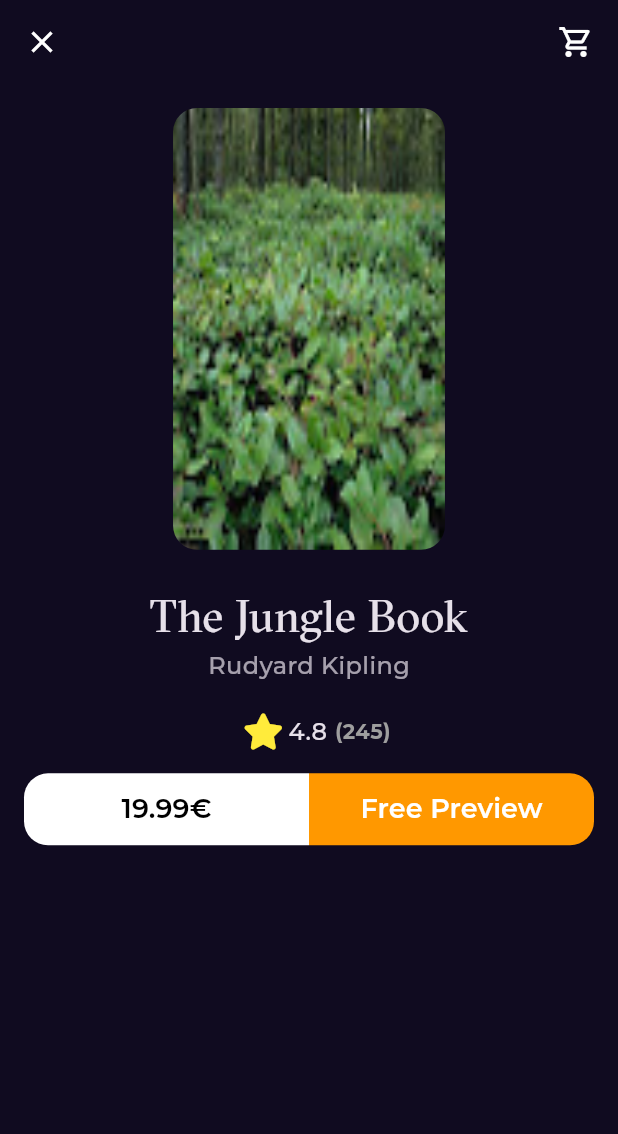
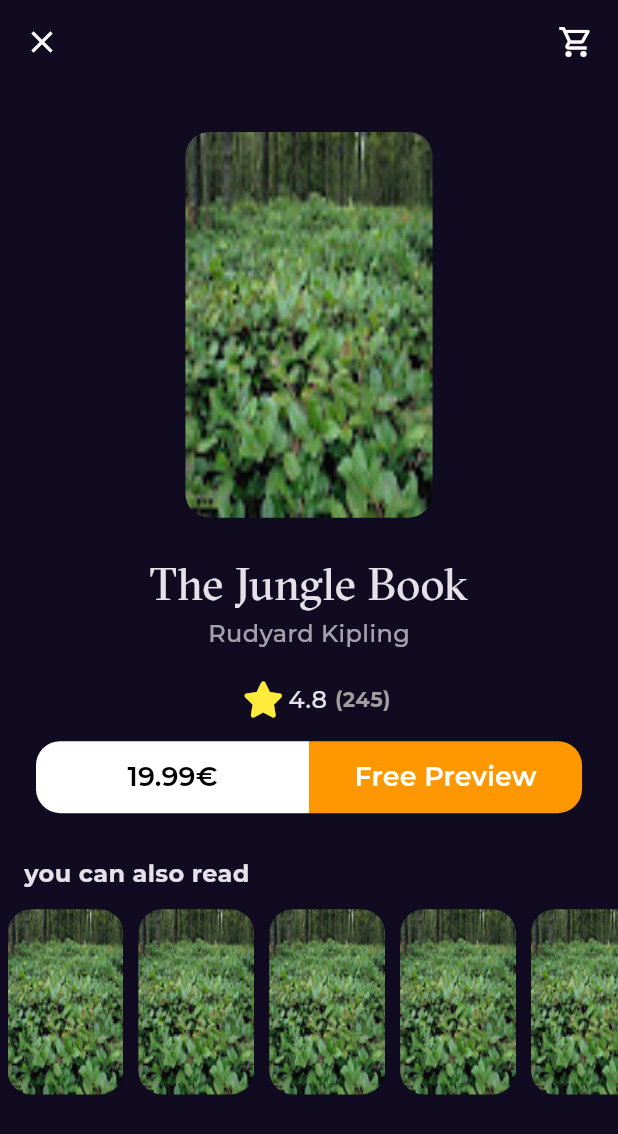
Before and after one commit to galal-mahmoud/Bookly-App, a Flutter app: the BookDetailsView screen opened by its route, on a phone screen of 412 x 824 dp. Shown: the top 1134 px of the screen. Run offline on Flutter 3.47's test engine with Material 3 defaults, Android fonts, the light colour scheme and no system bars; our stand-ins replace font_awesome_flutter, go_router, google_fonts.

Commit message:
creat custom book details section and similer book list view section

```diff
--- a/lib/Features/home/presentation/views/widgets/book_details_view_body.dart
+++ b/lib/Features/home/presentation/views/widgets/book_details_view_body.dart
@@ -1,45 +1,24 @@
-import 'package:bookly_app_v1/Features/home/presentation/views/widgets/action_book.dart';
+import 'package:bookly_app_v1/Features/home/presentation/views/widgets/similer_books_list_view_section.dart';
 import 'package:flutter/cupertino.dart';
 import 'package:flutter/material.dart';
-import 'package:flutter/painting.dart';
-import '../../../../../core/utils/styles.dart';
-import 'book_rating.dart';
-import 'custom_book_details_appBar.dart';
-import 'custom_book_image.dart';
+import 'custom_book_details_section.dart';
 
 class BookDetailsViewBody extends StatelessWidget {
   const BookDetailsViewBody({super.key});
 
+
   @override
   Widget build(BuildContext context) {
-    var width = MediaQuery.of(context).size.width;
-    return Column(
-      children: [
-        const CustomBookDetailsAppBar(),
-        Padding(
-          padding: EdgeInsetsDirectional.symmetric(horizontal: width * 0.28, vertical: 16.0),
-          child: const CustomBookImage(
-            aspectRatio: 2.4 / 3.9,
+    return const CustomScrollView(
+      slivers: [
+        SliverFillRemaining(
+          child: Column(
+            children: [
+              CustomBookDetailsSection(),
+              SimilerBooksListViewSection(),
+            ],
           ),
-        ),
-        const SizedBox(height: 10.0,),
-        const Text(
-          textAlign: TextAlign.center,
-          'The Jungle Book ',
-          style: Styles.titleMeduim30,
-        ),
-        const Opacity(
-          opacity: 0.7,
-            child: Text(
-          'Rudyard Kipling',
-          style: Styles.titleMeduim16,
-        ),),
-        const SizedBox(height: 24.0,),
-        const BookRating(),
-        const SizedBox(height: 16.0,),
-        const Padding(
-          padding: EdgeInsetsDirectional.symmetric(horizontal: 16.0),
-            child: ActionBook(),),
+        )
       ],
     );
   }
--- /dev/null
+++ b/lib/Features/home/presentation/views/widgets/custom_book_details_section.dart
@@ -0,0 +1,49 @@
+import 'package:flutter/material.dart';
+
+import '../../../../../core/utils/styles.dart';
+import 'book_rating.dart';
+import 'custom_book_details_appBar.dart';
+import 'custom_book_image.dart';
+
+class CustomBookDetailsSection extends StatelessWidget {
+  const CustomBookDetailsSection({super.key});
+
+  @override
+  Widget build(BuildContext context) {
+    var width = MediaQuery.of(context).size.width;
+    return Column(
+      children: [
+        const CustomBookDetailsAppBar(),
+        const SizedBox(
+          height: 16.0,
+        ),
+        Padding(
+          padding: EdgeInsetsDirectional.symmetric(
+              horizontal: width * 0.3, vertical: 16.0),
+          child: const CustomBookImage(
+            aspectRatio: 2.5 / 3.9,
+          ),
+        ),
+        const SizedBox(
+          height: 10.0,
+        ),
+        const Text(
+          textAlign: TextAlign.center,
+          'The Jungle Book ',
+          style: Styles.titleMeduim30,
+        ),
+        const Opacity(
+          opacity: 0.7,
+          child: Text(
+            'Rudyard Kipling',
+            style: Styles.titleMeduim16,
+          ),
+        ),
+        const SizedBox(
+          height: 24.0,
+        ),
+        const BookRating(),
+      ],
+    );
+  }
+}
--- a/lib/Features/home/presentation/views/widgets/custom_list_view_item.dart
+++ b/lib/Features/home/presentation/views/widgets/custom_list_view.dart
@@ -3,8 +3,8 @@ import 'package:flutter/material.dart';
 
 import 'custom_book_image.dart';
 
-class CustomListViewItem extends StatelessWidget {
-  const CustomListViewItem({super.key});
+class CustomListView extends StatelessWidget {
+  const CustomListView({super.key});
 
   @override
   Widget build(BuildContext context) {
--- a/lib/Features/home/presentation/views/widgets/home_view_body.dart
+++ b/lib/Features/home/presentation/views/widgets/home_view_body.dart
@@ -1,5 +1,5 @@
 import 'package:bookly_app_v1/Features/home/presentation/views/widgets/custom_appBar.dart';
-import 'package:bookly_app_v1/Features/home/presentation/views/widgets/custom_list_view_item.dart';
+import 'package:bookly_app_v1/Features/home/presentation/views/widgets/custom_list_view.dart';
 import 'package:bookly_app_v1/core/utils/styles.dart';
 import 'package:flutter/cupertino.dart';
 import 'package:flutter/material.dart';
@@ -22,7 +22,7 @@ class HomeViewBody extends StatelessWidget {
                 CustomAppBar(),
                 Padding(
                   padding: EdgeInsetsDirectional.only(start: 10.0),
-                    child:CustomListViewItem()),
+                    child:CustomListView()),
                 SizedBox(
                   height: 30.0,
                 ),
--- /dev/null
+++ b/lib/Features/home/presentation/views/widgets/similer_books_list_view_section.dart
@@ -0,0 +1,44 @@
+import 'package:flutter/material.dart';
+
+import '../../../../../core/utils/styles.dart';
+import 'action_book.dart';
+import 'custom_book_image.dart';
+
+class SimilerBooksListViewSection extends StatelessWidget {
+  const SimilerBooksListViewSection({super.key});
+
+  @override
+  Widget build(BuildContext context) {
+    return  Column(
+      crossAxisAlignment: CrossAxisAlignment.start,
+      children: [
+        const SizedBox(height: 16.0,),
+        const Padding(
+          padding: EdgeInsetsDirectional.symmetric(horizontal: 24.0),
+          child: ActionBook(),
+        ),
+        const SizedBox(
+          height: 32.0,
+        ),
+        Padding(
+          padding: const EdgeInsetsDirectional.only(start: 16.0, bottom: 16.0),
+          child: Text(
+            'you can also read',
+            style: Styles.titleMeduim16.copyWith(fontWeight: FontWeight.bold,),
+          ),),
+        SizedBox(
+          height: MediaQuery.of(context).size.height * 0.15,
+          child: ListView.builder(
+            scrollDirection: Axis.horizontal,
+            itemBuilder: (context, index) {
+              return const Padding(
+                padding: EdgeInsetsDirectional.symmetric(horizontal: 5.0),
+                child: CustomBookImage(aspectRatio: 2.5/4,),
+              );
+            },
+          ),
+        )
+      ],
+    );
+  }
+}
```
